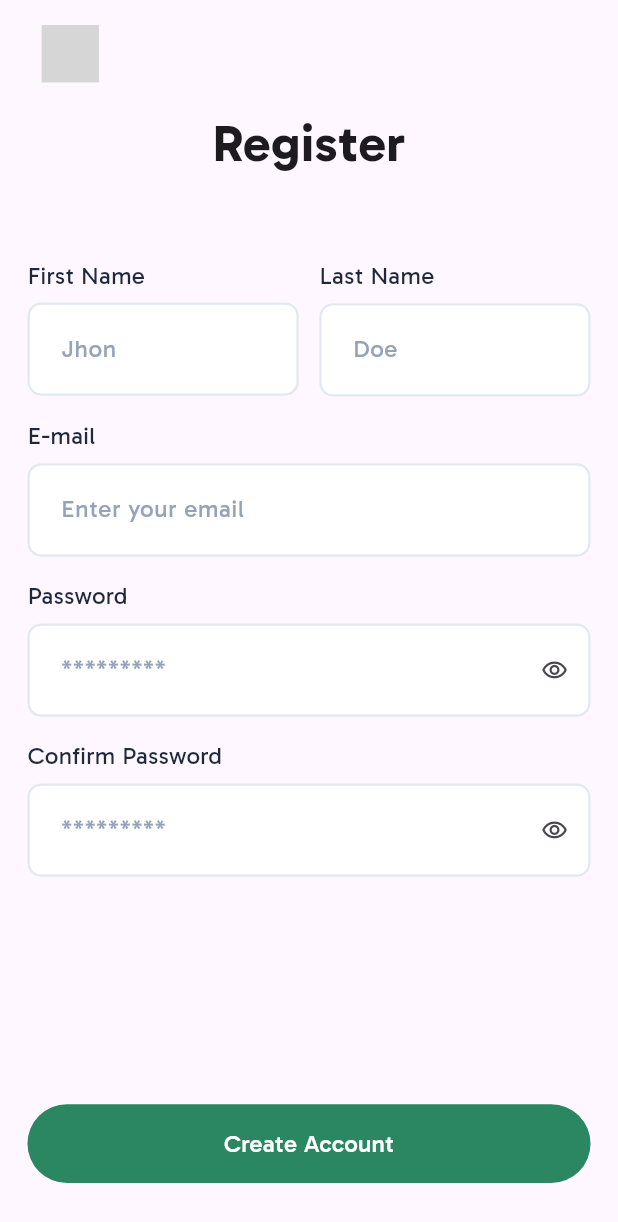
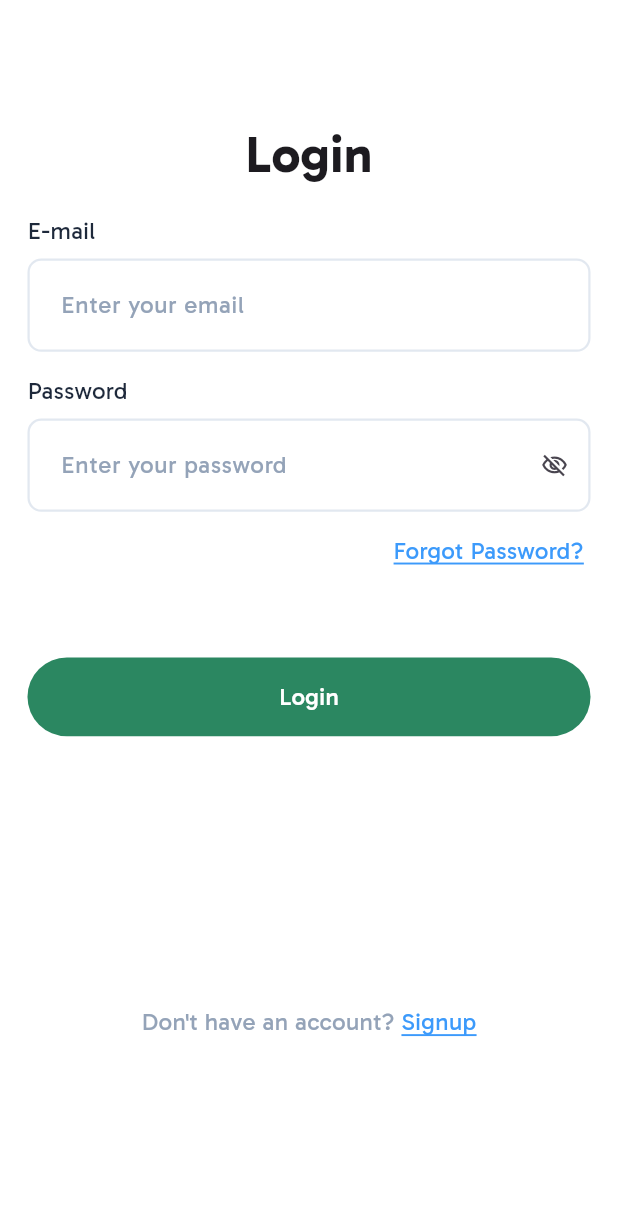
Before and after one commit to vaibhav-mypcot/Todo-App, a Flutter app: the screen it shows after launch, on a phone screen of 412 x 824 dp. Shown: the top 1222 px of the screen. Run offline on Flutter 3.47's test engine with Material 3 defaults, Android fonts, the phone set to English and light mode, and no system bars; our stand-ins replace cloud_firestore, firebase_auth, firebase_core, flutter_screenutil, get; missing offline and left inert: svg_flutter; accounts and stored records are empty; grey boxes are pictures that could not be loaded.

Commit message:
firebase login

```diff
--- a/lib/main.dart
+++ b/lib/main.dart
@@ -5,6 +5,7 @@ import 'package:flutter_screenutil/flutter_screenutil.dart';
 import 'package:get/get.dart';
 import 'package:todo_app/firebase_options.dart';
 import 'package:todo_app/pages/register/register_binding.dart';
+import 'package:todo_app/pages/signin/signin_binding.dart';
 
 import 'package:todo_app/routes/app_page.dart';
 import 'package:todo_app/routes/app_routes.dart';
@@ -36,9 +37,9 @@ class MyApp extends StatelessWidget {
       child: GetMaterialApp(
         title: 'Flutter Demo',
         debugShowCheckedModeBanner: false,
-        initialRoute: AppRoutes.registrationScreen,
+        initialRoute: AppRoutes.signinScreen,
         getPages: AppPages.getPages,
-        initialBinding: RegisterBinding(),
+        initialBinding: SigninBinding(),
         theme: ThemeData(
           primaryColor: kColorPrimary,
           brightness: Brightness.light,
--- /dev/null
+++ b/lib/pages/home/home_binding.dart
@@ -0,0 +1,9 @@
+import 'package:get/get.dart';
+import 'package:todo_app/pages/home/home_controller.dart';
+
+class HomeBinding extends Bindings {
+  @override
+  void dependencies() {
+    Get.lazyPut(() => HomeController());
+  }
+}
--- /dev/null
+++ b/lib/pages/home/home_controller.dart
@@ -0,0 +1,3 @@
+import 'package:get/get.dart';
+
+class HomeController extends GetxController {}
--- a/lib/pages/register/register_screen.dart
+++ b/lib/pages/register/register_screen.dart
@@ -17,17 +17,18 @@ class RegisterScreen extends StatelessWidget with ValidationsMixin {
   @override
   Widget build(BuildContext context) {
     return Scaffold(
+      backgroundColor: kColorWhite,
       resizeToAvoidBottomInset: false,
       body: SafeArea(
         child: Column(
           children: [
-            const CustomAppbar(),
             Expanded(
               child: SingleChildScrollView(
                 child: Form(
                   key: registerController.registerFormKey,
                   child: Column(
                     children: [
+                      const CustomAppbar(),
                       // Herader
                       Text(
                         'Register',
@@ -272,7 +273,7 @@ class RegisterScreen extends StatelessWidget with ValidationsMixin {
                           press: () => registerController.onCreateAccount(),
                         ),
                       ),
-                      SizedBox(height: 116.h),
+                      SizedBox(height: 40.h),
                     ],
                   ),
                 ),
--- /dev/null
+++ b/lib/pages/signin/signin_binding.dart
@@ -0,0 +1,9 @@
+import 'package:get/get.dart';
+import 'package:todo_app/pages/signin/signin_controller.dart';
+
+class SigninBinding extends Bindings {
+  @override
+  void dependencies() {
+    Get.lazyPut(() => SigninController());
+  }
+}
--- /dev/null
+++ b/lib/pages/signin/signin_screen.dart
@@ -0,0 +1,177 @@
+import 'package:flutter/material.dart';
+import 'package:flutter_screenutil/flutter_screenutil.dart';
+import 'package:get/get.dart';
+import 'package:todo_app/pages/signin/signin_controller.dart';
+import 'package:todo_app/theme/colors.dart';
+import 'package:todo_app/theme/text_styles.dart';
+import 'package:todo_app/utils/validation_mixin.dart';
+import 'package:todo_app/widget/common/custom_button.dart';
+import 'package:todo_app/widget/common/custom_textfield.dart';
+
+class SigninScreen extends StatelessWidget with ValidationsMixin {
+  SigninScreen({super.key});
+
+  final signinController = Get.find<SigninController>();
+
+  @override
+  Widget build(BuildContext context) {
+    return Scaffold(
+      backgroundColor: kColorWhite,
+      body: SafeArea(
+        child: SingleChildScrollView(
+          child: Form(
+            key: signinController.signinFormKey,
+            child: Column(
+              children: [
+                //Header
+                SizedBox(height: 66.h),
+                Text(
+                  'Login',
+                  style: kTextStyleGabaritoBold.copyWith(
+                    fontSize: 30.sp,
+                  ),
+                ),
+                // Login form
+                SizedBox(height: 12.h),
+                Padding(
+                  padding: EdgeInsets.symmetric(horizontal: 16.w),
+                  child: Row(
+                    children: [
+                      // First Name
+                      Expanded(
+                        child: Column(
+                          crossAxisAlignment: CrossAxisAlignment.start,
+                          children: [
+                            Text(
+                              'E-mail',
+                              style: kTextStyleGabaritoRegular.copyWith(
+                                fontSize: 14.sp,
+                                color: kColorBlackNeutral800,
+                              ),
+                            ),
+                            SizedBox(height: 6.h),
+                            CustomTextField(
+                              controller: signinController.email,
+                              hintText: 'Enter your email',
+                              hintStyle: kTextStyleGabaritoRegular.copyWith(
+                                fontSize: 14.sp,
+                                color: kColorGreyNeutral400,
+                              ),
+                              radius: 8,
+                              style: kTextStyleGabaritoRegular.copyWith(
+                                fontSize: 14.sp,
+                                color: kColorGreyNeutral600,
+                              ),
+                              textInputType: TextInputType.emailAddress,
+                              validator: validateEmail,
+                            ),
+                          ],
+                        ),
+                      ),
+                    ],
+                  ),
+                ),
+                SizedBox(height: 12.h),
+                Padding(
+                  padding: EdgeInsets.symmetric(horizontal: 16.w),
+                  child: Row(
+                    children: [
+                      Expanded(
+                        child: Column(
+                          crossAxisAlignment: CrossAxisAlignment.start,
+                          children: [
+                            Text(
+                              'Password',
+                              style: kTextStyleGabaritoRegular.copyWith(
+                                fontSize: 14.sp,
+                                color: kColorBlackNeutral800,
+                              ),
+                            ),
+                            SizedBox(height: 6.h),
+                            Obx(
+                              () => CustomTextField(
+                                controller: signinController.password,
+                                maxLines: 1,
+                                isPassword: signinController.hidePassword.value,
+                                hintText: 'Enter your password',
+                                hintStyle: kTextStyleGabaritoRegular.copyWith(
+                                  fontSize: 14.sp,
+                                  color: kColorGreyNeutral400,
+                                ),
+                                suffixIcon: IconButton(
+                                  onPressed: () =>
+                                      signinController.hidePassword.value =
+                                          !signinController.hidePassword.value,
+                                  icon: Icon(
+                                    signinController.hidePassword.value
+                                        ? Icons.visibility_off_outlined
+                                        : Icons.visibility_outlined,
+                                  ),
+                                ),
+                                radius: 8,
+                                style: kTextStyleGabaritoRegular.copyWith(
+                                  fontSize: 14.sp,
+                                  color: kColorGreyNeutral600,
+                                ),
+                                validator: validatePassword,
+                              ),
+                            ),
+                          ],
+                        ),
+                      ),
+                    ],
+                  ),
+                ),
+                Container(
+                  alignment: Alignment.centerRight,
+                  padding: EdgeInsets.only(right: 20.w, top: 12.h),
+                  child: Text(
+                    'Forgot Password?',
+                    style: kTextStyleGabaritoRegular.copyWith(
+                      fontSize: 14.sp,
+                      color: kColorBlueAccent,
+                      decoration: TextDecoration.underline,
+                      decorationColor: kColorBlueAccent,
+                    ),
+                  ),
+                ),
+                SizedBox(height: 50.h),
+                Padding(
+                  padding: EdgeInsets.symmetric(horizontal: 16.w),
+                  child: CustomButton(
+                    label: "Login",
+                    press: () => signinController.onLoginClicked(),
+                  ),
+                ),
+                SizedBox(height: 150.h),
+                Container(
+                  alignment: Alignment.center,
+                  child: Text.rich(
+                    TextSpan(children: [
+                      TextSpan(
+                        text: "Don't have an account? ",
+                        style: kTextStyleGabaritoRegular.copyWith(
+                          fontSize: 14.sp,
+                          color: kColorGreyNeutral400,
+                        ),
+                      ),
+                      TextSpan(
+                        text: "Signup",
+                        style: kTextStyleGabaritoRegular.copyWith(
+                          fontSize: 14.sp,
+                          color: kColorBlueAccent,
+                          decoration: TextDecoration.underline,
+                          decorationColor: kColorBlueAccent,
+                        ),
+                      )
+                    ]),
+                  ),
+                ),
+              ],
+            ),
+          ),
+        ),
+      ),
+    );
+  }
+}
--- a/lib/routes/app_page.dart
+++ b/lib/routes/app_page.dart
@@ -1,3 +1,5 @@
 class AppRoutes {
   static const registrationScreen = '/registrationScreen';
+  static const signinScreen = '/signinScreen';
+  static const homeScreen = '/homeScreen';
 }
--- a/lib/routes/app_routes.dart
+++ b/lib/routes/app_routes.dart
@@ -1,14 +1,29 @@
 import 'package:get/get.dart';
+import 'package:todo_app/pages/home/home_binding.dart';
+import 'package:todo_app/pages/home/home_screen.dart';
 import 'package:todo_app/pages/register/register_binding.dart';
-import 'package:todo_app/pages/register/register_controller.dart';
+
 import 'package:todo_app/pages/register/register_screen.dart';
+import 'package:todo_app/pages/signin/signin_binding.dart';
+import 'package:todo_app/pages/signin/signin_screen.dart';
 import 'package:todo_app/routes/app_page.dart';
 
 class AppPages {
   static final List<GetPage> getPages = [
     GetPage(
-        name: AppRoutes.registrationScreen,
-        page: () => RegisterScreen(),
-        binding: RegisterBinding())
+      name: AppRoutes.registrationScreen,
+      page: () => RegisterScreen(),
+      binding: RegisterBinding(),
+    ),
+    GetPage(
+      name: AppRoutes.signinScreen,
+      page: () => SigninScreen(),
+      binding: SigninBinding(),
+    ),
+    GetPage(
+      name: AppRoutes.homeScreen,
+      page: () => HomeScreen(),
+      binding: HomeBinding(),
+    ),
   ];
 }
--- a/lib/utils/validation_mixin.dart
+++ b/lib/utils/validation_mixin.dart
@@ -61,6 +61,9 @@ mixin ValidationsMixin {
   }
 
   String? matchPasswords(String? confirmPassword) {
+    if (confirmPassword == null || confirmPassword.isEmpty) {
+      return 'Please enter a valid password';
+    }
     if (_storedPassword != confirmPassword) {
       return 'Passwords do not match';
     }
```
Also changed, not shown: lib/pages/home/home_screen.dart (added, +16 -0 lines), lib/pages/register/register_controller.dart (+30 -51 lines), lib/pages/signin/signin_controller.dart (added, +47 -0 lines), 8 other files.
